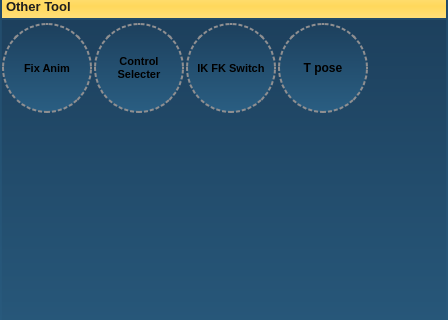
This is RootUI.ui in zclongpop123/RiggingTeamTools as Qt 5 draws it before an edit; both pictures show x 0 to 448 and y 263 to 583 of the 448 by 679 pixel window. The edited form follows.
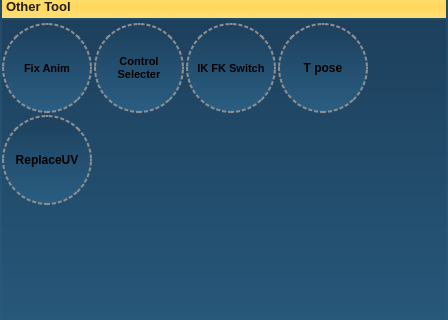
This is the edited form. The open tabs and pages were chosen to show the change.

Diff of the .ui file:
```diff
--- a/RootUI.ui
+++ b/RootUI.ui
@@ -2039,7 +2039,7 @@
               </property>
              </widget>
             </item>
-            <item row="1" column="0">
+            <item row="2" column="0">
              <spacer name="verticalSpacer_4">
               <property name="orientation">
                <enum>Qt::Vertical</enum>
@@ -2065,6 +2065,34 @@
               </property>
              </spacer>
             </item>
+            <item row="1" column="0">
+             <widget class="QPushButton" name="btn_ReplaceUV">
+              <property name="minimumSize">
+               <size>
+                <width>90</width>
+                <height>90</height>
+               </size>
+              </property>
+              <property name="maximumSize">
+               <size>
+                <width>90</width>
+                <height>90</height>
+               </size>
+              </property>
+              <property name="font">
+               <font>
+                <weight>75</weight>
+                <bold>true</bold>
+               </font>
+              </property>
+              <property name="styleSheet">
+               <string notr="true"/>
+              </property>
+              <property name="text">
+               <string>ReplaceUV</string>
+              </property>
+             </widget>
+            </item>
            </layout>
           </widget>
          </widget>
```
Left out of the diff: 2 changed lines with no effect on the pictures.
